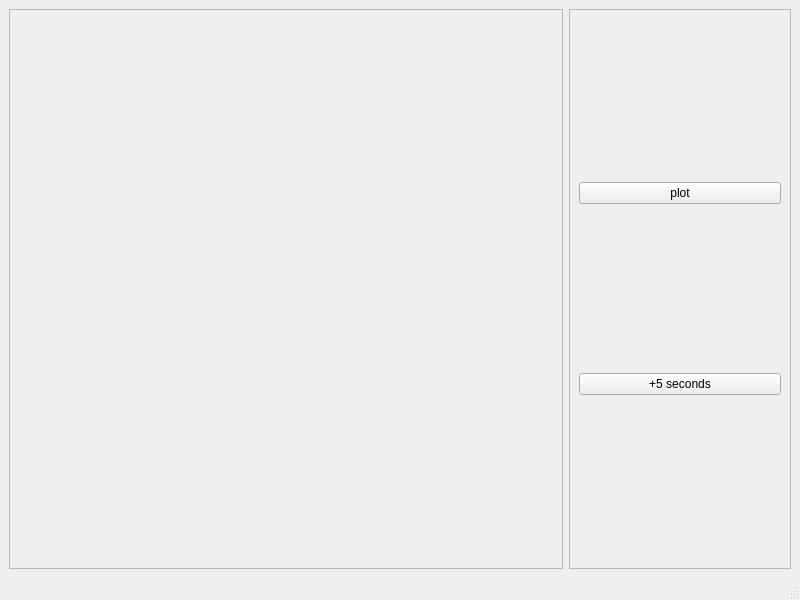
The window that src/mainwindow.ui (pkwill01/pi_logic_) describes before a commit, drawn with Qt 5.
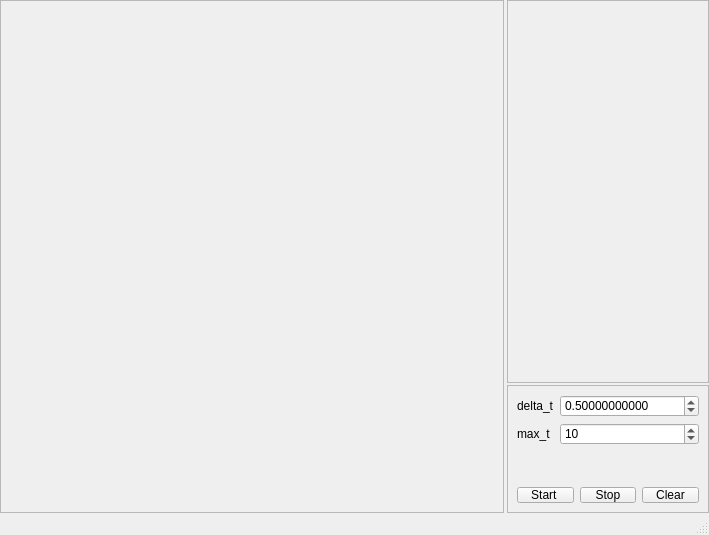
The same window after the commit.

Commit message: Added additional functionality to sin plot and made it live updating

What changed in the file:
```diff
--- a/src/mainwindow.ui
+++ b/src/mainwindow.ui
@@ -6,17 +6,40 @@
    <rect>
     <x>0</x>
     <y>0</y>
-    <width>800</width>
-    <height>600</height>
+    <width>709</width>
+    <height>535</height>
    </rect>
   </property>
   <property name="windowTitle">
    <string>MainWindow</string>
   </property>
+  <property name="styleSheet">
+   <string notr="true">margin: 0px; 
+padding: 0px;</string>
+  </property>
   <widget class="QWidget" name="centralwidget">
    <layout class="QHBoxLayout" name="horizontalLayout" stretch="10,4">
+    <property name="spacing">
+     <number>3</number>
+    </property>
+    <property name="leftMargin">
+     <number>0</number>
+    </property>
+    <property name="topMargin">
+     <number>0</number>
+    </property>
+    <property name="rightMargin">
+     <number>0</number>
+    </property>
+    <property name="bottomMargin">
+     <number>0</number>
+    </property>
     <item>
      <widget class="QFrame" name="plotFrame">
+      <property name="styleSheet">
+       <string notr="true">margin: 0px;
+padding: 0px;</string>
+      </property>
       <property name="frameShape">
        <enum>QFrame::StyledPanel</enum>
       </property>
@@ -44,25 +67,168 @@
     </item>
     <item>
      <widget class="QFrame" name="buttonFrame">
+      <property name="maximumSize">
+       <size>
+        <width>220</width>
+        <height>16777215</height>
+       </size>
+      </property>
+      <property name="styleSheet">
+       <string notr="true">margin: 0px;
+padding: 0px;</string>
+      </property>
       <property name="frameShape">
-       <enum>QFrame::StyledPanel</enum>
+       <enum>QFrame::NoFrame</enum>
       </property>
       <property name="frameShadow">
-       <enum>QFrame::Raised</enum>
+       <enum>QFrame::Plain</enum>
       </property>
-      <layout class="QGridLayout" name="gridLayout">
-       <item row="0" column="0">
-        <widget class="QPushButton" name="plotButton">
-         <property name="text">
-          <string>plot</string>
+      <layout class="QVBoxLayout" name="verticalLayout_4" stretch="3,1">
+       <property name="spacing">
+        <number>2</number>
+       </property>
+       <property name="leftMargin">
+        <number>0</number>
+       </property>
+       <property name="topMargin">
+        <number>0</number>
+       </property>
+       <property name="rightMargin">
+        <number>0</number>
+       </property>
+       <property name="bottomMargin">
+        <number>0</number>
+       </property>
+       <item>
+        <widget class="QFrame" name="pinFrame">
+         <property name="frameShape">
+          <enum>QFrame::StyledPanel</enum>
          </property>
+         <property name="frameShadow">
+          <enum>QFrame::Raised</enum>
+         </property>
+         <layout class="QVBoxLayout" name="verticalLayout_3"/>
         </widget>
        </item>
-       <item row="1" column="0">
-        <widget class="QPushButton" name="timeButton">
-         <property name="text">
-          <string>+5 seconds</string>
+       <item>
+        <widget class="QFrame" name="startFrame">
+         <property name="frameShape">
+          <enum>QFrame::StyledPanel</enum>
          </property>
+         <property name="frameShadow">
+          <enum>QFrame::Raised</enum>
+         </property>
+         <layout class="QVBoxLayout" name="verticalLayout_2" stretch="3,1">
+          <property name="spacing">
+           <number>0</number>
+          </property>
+          <property name="leftMargin">
+           <number>0</number>
+          </property>
+          <property name="topMargin">
+           <number>0</number>
+          </property>
+          <property name="rightMargin">
+           <number>0</number>
+          </property>
+          <property name="bottomMargin">
+           <number>0</number>
+          </property>
+          <item>
+           <widget class="QFrame" name="plotInputFrame">
+            <property name="frameShape">
+             <enum>QFrame::NoFrame</enum>
+            </property>
+            <property name="frameShadow">
+             <enum>QFrame::Plain</enum>
+            </property>
+            <layout class="QFormLayout" name="formLayout">
+             <item row="0" column="0">
+              <widget class="QLabel" name="deltaLabel">
+               <property name="text">
+                <string>delta_t</string>
+               </property>
+               <property name="textFormat">
+                <enum>Qt::RichText</enum>
+               </property>
+              </widget>
+             </item>
+             <item row="1" column="0">
+              <widget class="QLabel" name="timLabel">
+               <property name="text">
+                <string>max_t</string>
+               </property>
+               <property name="textFormat">
+                <enum>Qt::RichText</enum>
+               </property>
+              </widget>
+             </item>
+             <item row="1" column="1">
+              <widget class="QSpinBox" name="timBox">
+               <property name="maximum">
+                <number>500</number>
+               </property>
+               <property name="value">
+                <number>10</number>
+               </property>
+               <property name="displayIntegerBase">
+                <number>10</number>
+               </property>
+              </widget>
+             </item>
+             <item row="0" column="1">
+              <widget class="QDoubleSpinBox" name="deltaBox">
+               <property name="decimals">
+                <number>11</number>
+               </property>
+               <property name="minimum">
+                <double>0.000000000000000</double>
+               </property>
+               <property name="maximum">
+                <double>1.000000000000000</double>
+               </property>
+               <property name="value">
+                <double>0.500000000000000</double>
+               </property>
+              </widget>
+             </item>
+            </layout>
+           </widget>
+          </item>
+          <item>
+           <widget class="QFrame" name="frame">
+            <property name="frameShape">
+             <enum>QFrame::NoFrame</enum>
+            </property>
+            <property name="frameShadow">
+             <enum>QFrame::Plain</enum>
+            </property>
+            <layout class="QHBoxLayout" name="horizontalLayout_2">
+             <item>
+              <widget class="QPushButton" name="startButton">
+               <property name="text">
+                <string>Start </string>
+               </property>
+              </widget>
+             </item>
+             <item>
+              <widget class="QPushButton" name="stopButton">
+               <property name="text">
+                <string>Stop</string>
+               </property>
+              </widget>
+             </item>
+             <item>
+              <widget class="QPushButton" name="clearButton">
+               <property name="text">
+                <string>Clear</string>
+               </property>
+              </widget>
+             </item>
+            </layout>
+           </widget>
+          </item>
+         </layout>
         </widget>
        </item>
       </layout>
```
Left out of the diff: 2 changed lines with no effect on the pictures. The commit also changes 3 other files.
